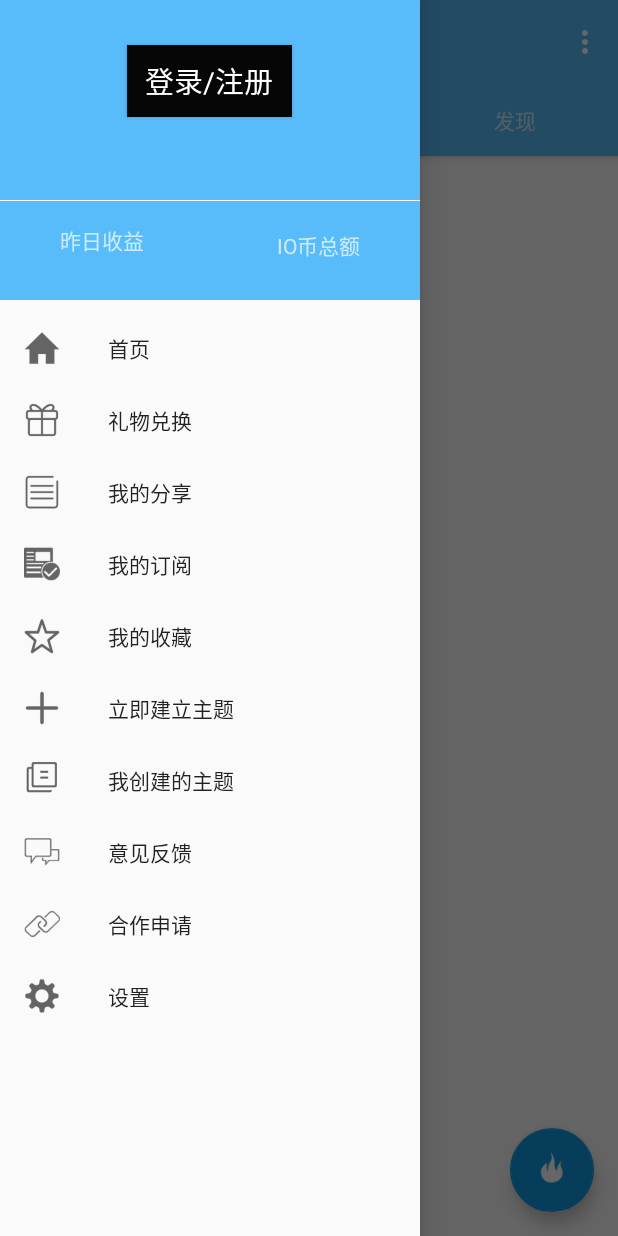
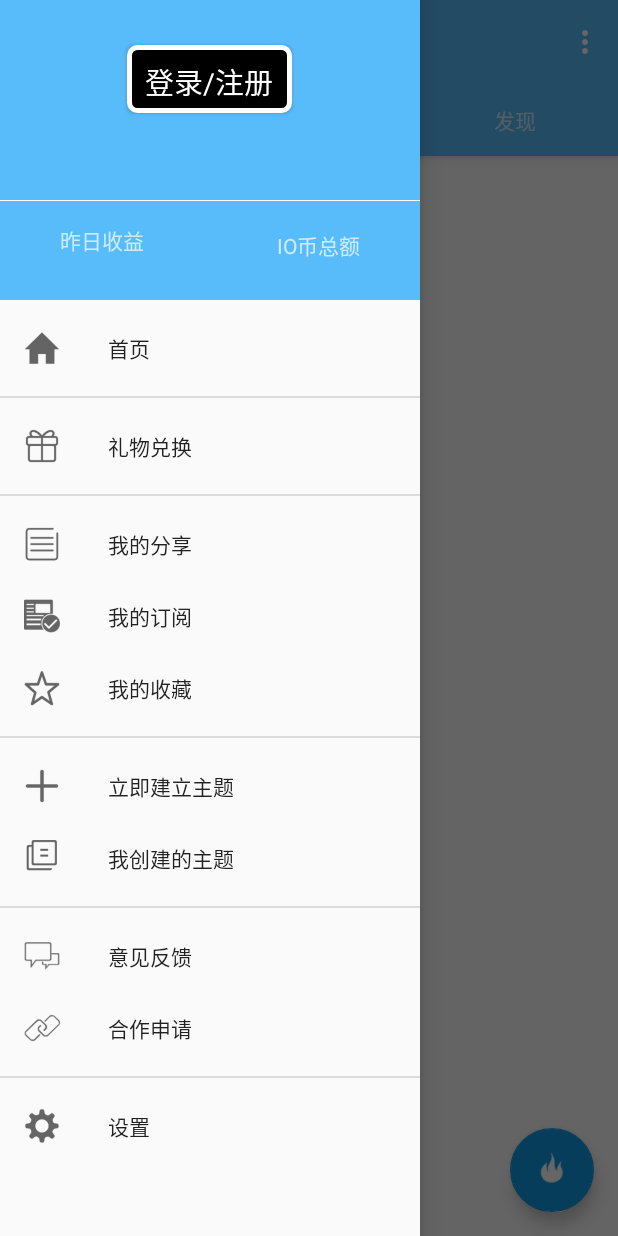
Before and after one commit to ZZeroGeek/KaifazheReader, an Android app: the MainActivity screen opened directly, with no data from a screen before it, with the side drawer open, on a phone screen of 412 x 824 dp. Run offline under Robolectric (Android 15) with nearby library versions, the phone set to English and light mode, and no system bars.

Commit message:
修改了Button

```diff
--- /dev/null
+++ b/app/src/main/res/drawable/shape_and_color_of_button.xml
@@ -0,0 +1,21 @@
+<?xml version="1.0" encoding="UTF-8"?>
+<shape xmlns:android="http://schemas.android.com/apk/res/android"
+    android:shape="rectangle" >
+
+    <!-- 填充的颜色：这里设置白色 -->
+    <solid android:color="#000000" />
+    <!-- 边框的颜色 ：不能和窗口背景色一样-->
+    <stroke
+        android:width="3dp"
+        android:color="#ffffff" />
+    <!-- 设置按钮的四个角为弧形 -->
+    <!-- android:radius 弧形的半径 -->
+    <corners android:radius="5dip" />
+
+    <!-- padding：Button里面的文字与Button边界的间隔 -->
+    <padding
+        android:bottom="10dp"
+        android:left="10dp"
+        android:right="10dp"
+        android:top="10dp" />
+</shape>
--- a/app/src/main/res/layout/guide_view04.xml
+++ b/app/src/main/res/layout/guide_view04.xml
@@ -18,7 +18,7 @@
         android:layout_width="wrap_content"
         android:layout_height="35dp"
         android:text="开启我的头条"
-        android:background="#ffffff"
+        android:background="@drawable/shape_and_color_of_button2"
         android:textSize="10sp"
         android:id="@+id/startButton"
         android:layout_below="@+id/relativeLayout"
--- a/app/src/main/res/layout/navigation_header.xml
+++ b/app/src/main/res/layout/navigation_header.xml
@@ -20,12 +20,13 @@
               android:orientation="vertical"
               >
         <Button
+            android:onClick="click"
             android:layout_width="110dp"
-            android:layout_height="wrap_content"
+            android:layout_height="45dp"
             android:layout_marginTop="30dp"
             android:gravity="center"
             android:text="登录/注册"
-            android:background="#060606"
+            android:background="@drawable/shape_and_color_of_button"
             android:textAppearance="@style/TextAppearance.AppCompat.Body1"
             android:textSize="19sp"
             android:layout_gravity="center_horizontal" />
--- a/app/src/main/res/menu/navigation_drawer_items.xml
+++ b/app/src/main/res/menu/navigation_drawer_items.xml
@@ -1,19 +1,27 @@
 <?xml version="1.0" encoding="utf-8"?>
 <menu xmlns:android="http://schemas.android.com/apk/res/android">
 
-    <group android:checkableBehavior="single">
+    <group
+        android:checkableBehavior="none"
+        android:id="@+id/item1"
+
+        >
         <item
             android:id="@+id/navItem1"
             android:icon="@drawable/nav_icon_home"
             android:title="首页"/>
         </group>
-    <group android:checkableBehavior="single">
+    <group
+        android:checkableBehavior="none"
+        android:id="@+id/item2">
         <item
             android:id="@+id/navItem2"
             android:icon="@drawable/nav_icon_gift"
             android:title="礼物兑换"/>
         </group>
-    <group android:checkableBehavior="single">
+    <group
+        android:checkableBehavior="none"
+        android:id="@+id/item3">
         <item
             android:id="@+id/navItem3"
             android:icon="@drawable/nav_icon_my_shares"
@@ -27,7 +35,9 @@
              android:icon="@drawable/nav_icon_favorite"
             android:title="我的收藏"/>
          </group>
-    <group android:checkableBehavior="single">
+    <group
+        android:checkableBehavior="none"
+        android:id="@+id/item4">
         <item
             android:id="@+id/navItem6"
             android:icon="@drawable/nav_icon_create_subject"
@@ -37,7 +47,9 @@
             android:icon="@drawable/nav_icon_created_subjects"
             android:title="我创建的主题"/>
         </group>
-    <group android:checkableBehavior="single">
+    <group
+        android:checkableBehavior="none"
+        android:id="@+id/item5">
         <item
             android:id="@+id/navItem8"
             android:icon="@drawable/nav_icon_feedback"
@@ -47,7 +59,9 @@
             android:icon="@drawable/nav_icon_cooperation"
             android:title="合作申请"/>
     </group>
-    <group android:checkableBehavior="single">
+    <group
+        android:checkableBehavior="none"
+        android:id="@+id/item6">
         <item
             android:id="@+id/navItem10"
             android:icon="@drawable/nav_icon_settings"
```
Also changed, not shown: app/src/main/java/org/zreo/kaifazhereader/navigation_header.java (added, +20 -0 lines), app/src/main/res/drawable/shape_and_color_of_button2.xml (added, +21 -0 lines), app/src/main/res/menu/menu_code_lab.xml (+8 -2 lines), app/src/main/res/drawable/abc_ic_search_api_mtrl_alpha.png (added).
